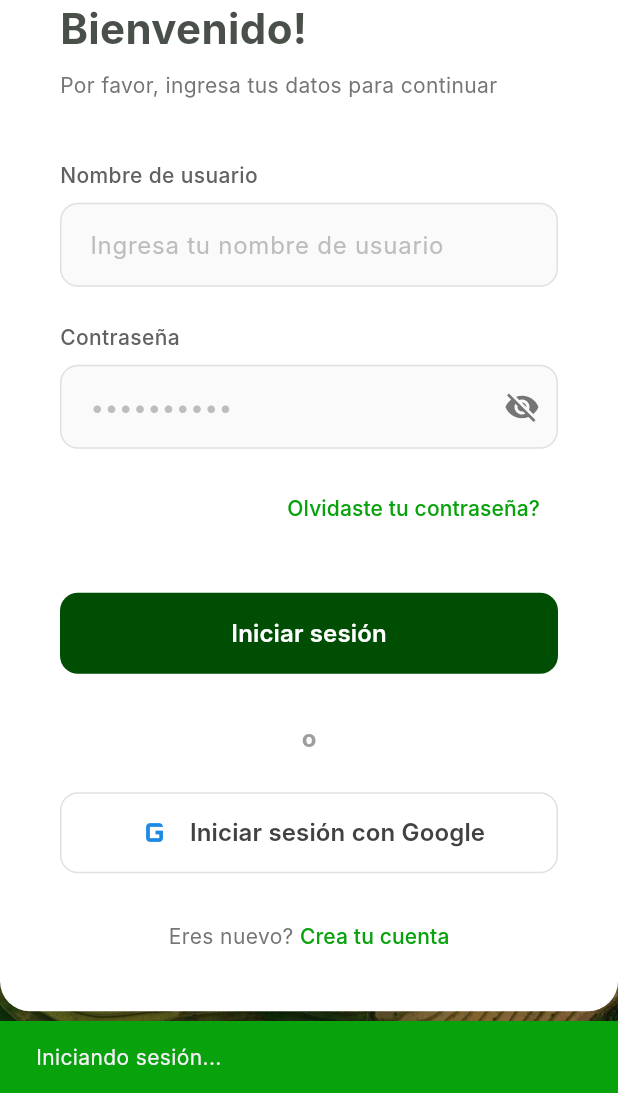
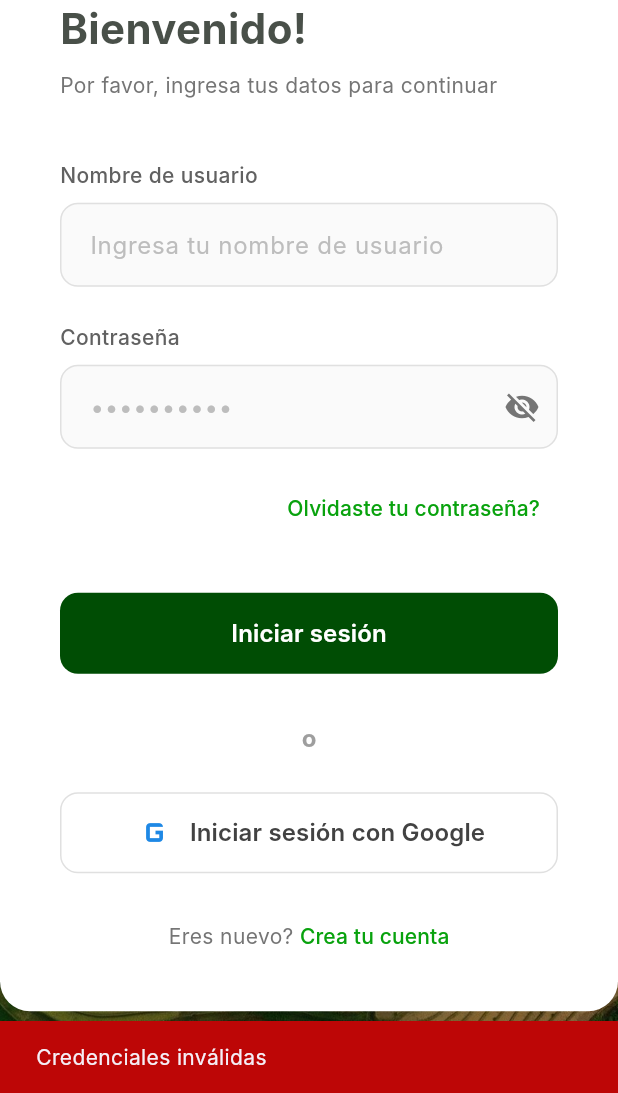
Before and after one commit to karla1402/HackaTec_2025, a Flutter app: the AgriculturalLoginScreen screen opened by its route, after a tap on "Iniciar sesión", on a phone screen of 412 x 824 dp, the part 143-1236 px from its top. Run offline on Flutter 3.47's test engine with Material 3 defaults, Android fonts, the light colour scheme and no system bars; our stand-ins replace flutter_map, geolocator, google_sign_in, latlong2; missing offline and left inert: fl_heatmap; Roboto replaces fonts that are missing (Inter).

Commit message:
diseño mejorado

```diff
--- a/xolitos/lib/pages/login_pages.dart
+++ b/xolitos/lib/pages/login_pages.dart
@@ -272,17 +272,21 @@ class _AgriculturalLoginScreenState extends State<AgriculturalLoginScreen> {
                         onPressed: () {
                           //Aquí va a modificarse para mandar a mapa
                           if (_usernameController.text == 'Juan Pérez' && _passwordController.text == '12345678') {
-                            print('Login exitoso');
+                            ScaffoldMessenger.of(context).showSnackBar(
+                              const SnackBar(
+                                content: Text('Iniciando sesión...'),
+                                backgroundColor: Color(0xFF08A20D),
+                              ),
+                            );
                             Navigator.pushReplacementNamed(context, '/map'); //Cambiar ruta si es necesario Martín
                           } else {
-                            print('Credenciales incorrectas');
+                            ScaffoldMessenger.of(context).showSnackBar(
+                              const SnackBar(
+                                content: Text('Credenciales inválidas'),
+                                backgroundColor: Color.fromARGB(255, 189, 6, 6),
+                              ),
+                            );
                           }
-                          ScaffoldMessenger.of(context).showSnackBar(
-                            const SnackBar(
-                              content: Text('Iniciando sesión...'),
-                              backgroundColor: Color(0xFF08A20D),
-                            ),
-                          );
                         },
                         style: ElevatedButton.styleFrom(
                           backgroundColor: const Color.fromARGB(255, 0, 77, 4),
```
